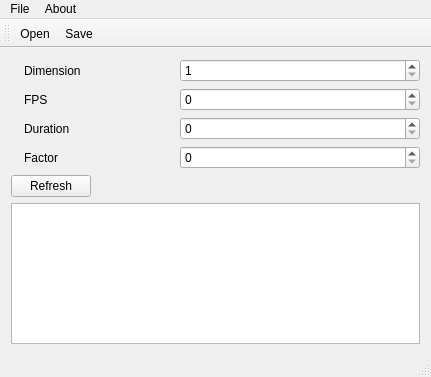
Before: the Qt Designer form qt/a2a.ui in rcspam/audio2ascii, drawn with Qt 5.
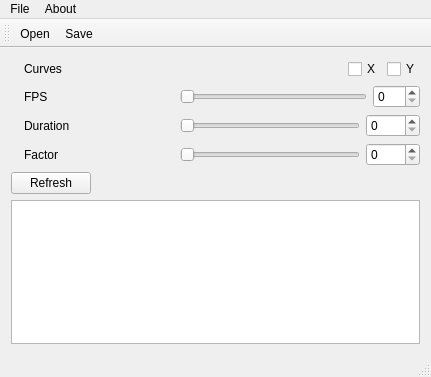
After: the same form once the commit is applied. Icons and pictures are not drawn.

Commit message: qt: added sliders, replaced dimension with curve x and y

Patch:
```diff
--- a/qt/a2a.ui
+++ b/qt/a2a.ui
@@ -52,17 +52,34 @@
          </size>
         </property>
         <property name="text">
-         <string>Dimension</string>
+         <string>Curves</string>
         </property>
        </widget>
       </item>
       <item>
-       <widget class="QSpinBox" name="spinBox_dimension">
-        <property name="minimum">
-         <number>1</number>
+       <spacer name="horizontalSpacer">
+        <property name="orientation">
+         <enum>Qt::Horizontal</enum>
         </property>
-        <property name="maximum">
-         <number>2</number>
+        <property name="sizeHint" stdset="0">
+         <size>
+          <width>40</width>
+          <height>20</height>
+         </size>
+        </property>
+       </spacer>
+      </item>
+      <item>
+       <widget class="QCheckBox" name="curveX">
+        <property name="text">
+         <string>X</string>
+        </property>
+       </widget>
+      </item>
+      <item>
+       <widget class="QCheckBox" name="curveY">
+        <property name="text">
+         <string>Y</string>
         </property>
        </widget>
       </item>
@@ -105,10 +122,20 @@
         </property>
        </widget>
       </item>
+      <item>
+       <widget class="QSlider" name="sliderFPS">
+        <property name="maximum">
+         <number>120</number>
+        </property>
+        <property name="orientation">
+         <enum>Qt::Horizontal</enum>
+        </property>
+       </widget>
+      </item>
       <item>
        <widget class="QSpinBox" name="spinBox_fps">
         <property name="maximum">
-         <number>999</number>
+         <number>120</number>
         </property>
        </widget>
       </item>
@@ -151,10 +178,20 @@
         </property>
        </widget>
       </item>
+      <item>
+       <widget class="QSlider" name="sliderDuration">
+        <property name="maximum">
+         <number>9000</number>
+        </property>
+        <property name="orientation">
+         <enum>Qt::Horizontal</enum>
+        </property>
+       </widget>
+      </item>
       <item>
        <widget class="QSpinBox" name="spinBox_duration">
         <property name="maximum">
-         <number>99999999</number>
+         <number>9000</number>
         </property>
        </widget>
       </item>
@@ -197,10 +234,20 @@
         </property>
        </widget>
       </item>
+      <item>
+       <widget class="QSlider" name="sliderFactor">
+        <property name="maximum">
+         <number>9000</number>
+        </property>
+        <property name="orientation">
+         <enum>Qt::Horizontal</enum>
+        </property>
+       </widget>
+      </item>
       <item>
        <widget class="QSpinBox" name="spinBox_factor">
         <property name="maximum">
-         <number>99999</number>
+         <number>9000</number>
         </property>
        </widget>
       </item>
```
The commit also changes 4 other files.
